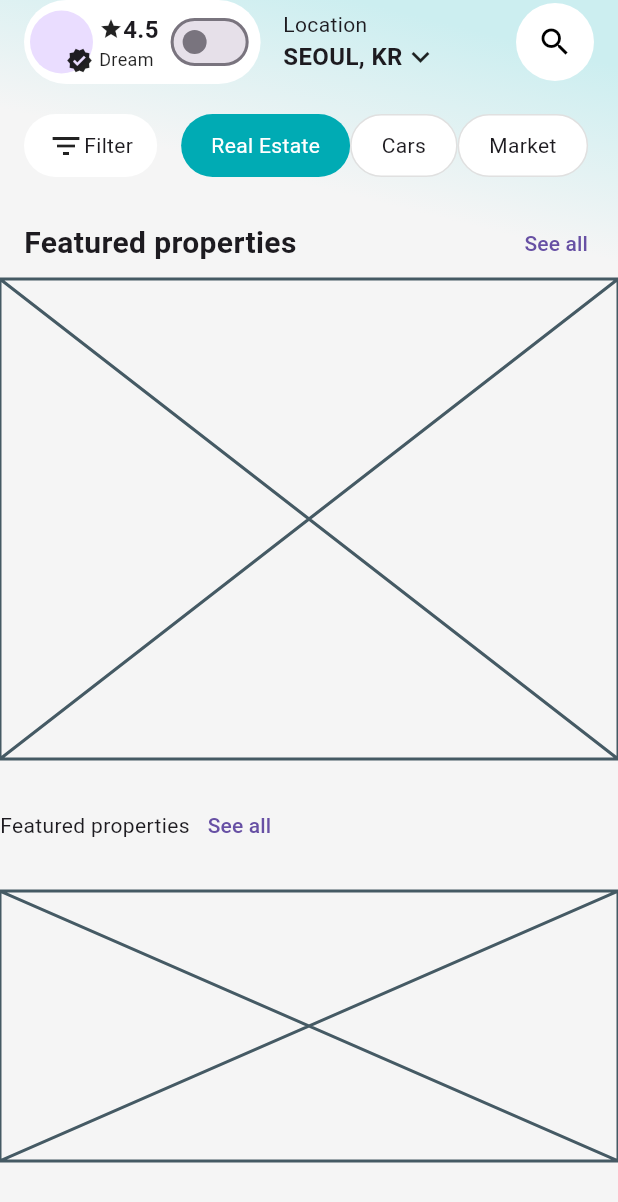
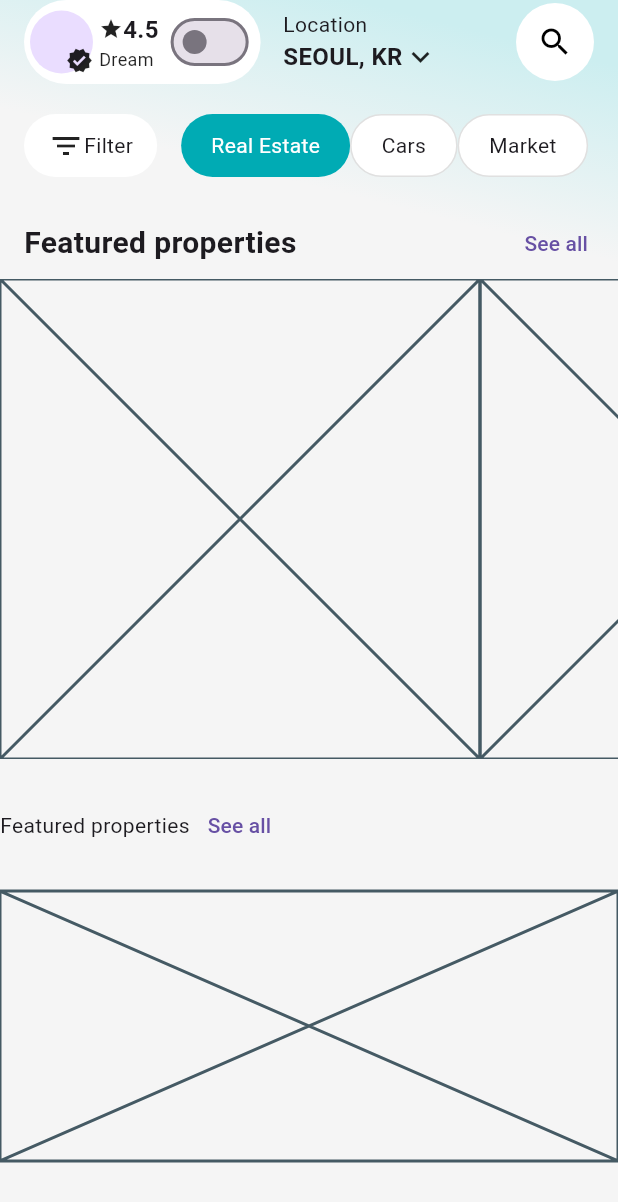
Before and after one commit to JAICHANGPARK/flutter_notebook_chapter_49, a Flutter app: the RealEstateHomePage screen opened directly, on a phone screen of 412 x 824 dp. Shown: the top 1202 px of the screen. Run offline on Flutter 3.47's test engine with Material 3 defaults, Android fonts, the phone set to English and light mode, and no system bars; our stand-ins replace dots_indicator, gap, google_fonts.

Commit message:
Update real_estate_home_page.dart

```diff
--- a/lib/ep2472_real_estate_app/ui/real_estate_home_page.dart
+++ b/lib/ep2472_real_estate_app/ui/real_estate_home_page.dart
@@ -211,7 +211,18 @@ class _RealEstateHomePageState extends State<RealEstateHomePage> {
                           ],
                         ),
                       ),
-                      SizedBox(height: 320, child: Placeholder()),
+                      SizedBox(height: 320, child: ListView.builder(
+                        scrollDirection: Axis.horizontal,
+                        itemBuilder: (context,index){
+                          return  Container(
+                            width: 320,
+                            child: Placeholder(),
+                          );
+                        },
+                        children: [
+
+                        ],
+                      )),
                     ],
                   ),
 
```
